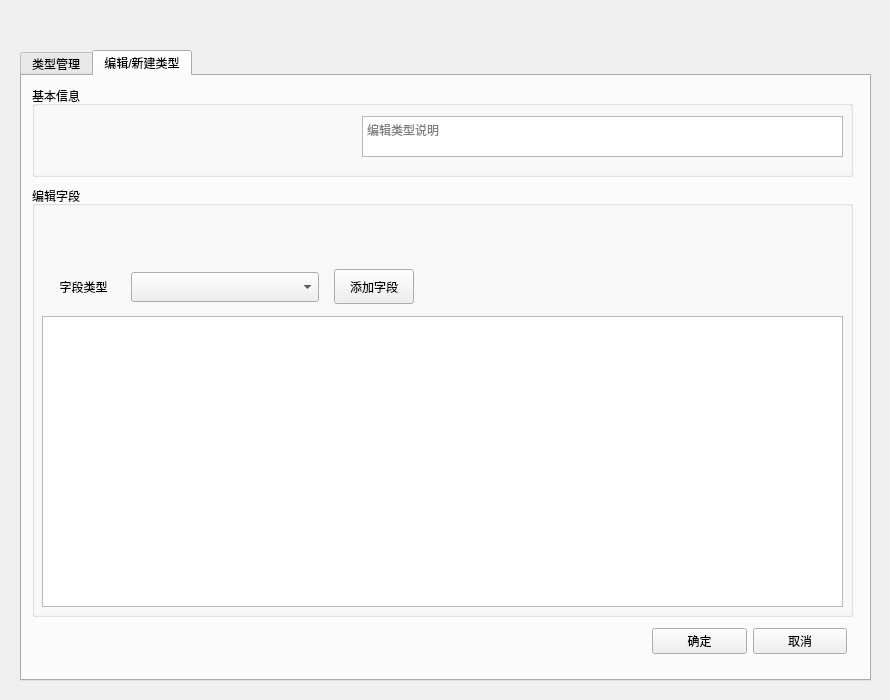
First picture: the form in QtWorkspace/PasswordManager/QWidget/ui/dialog/newgrouptypedialog.ui, repository Robert-Stackflow/Workspace, before the edit.
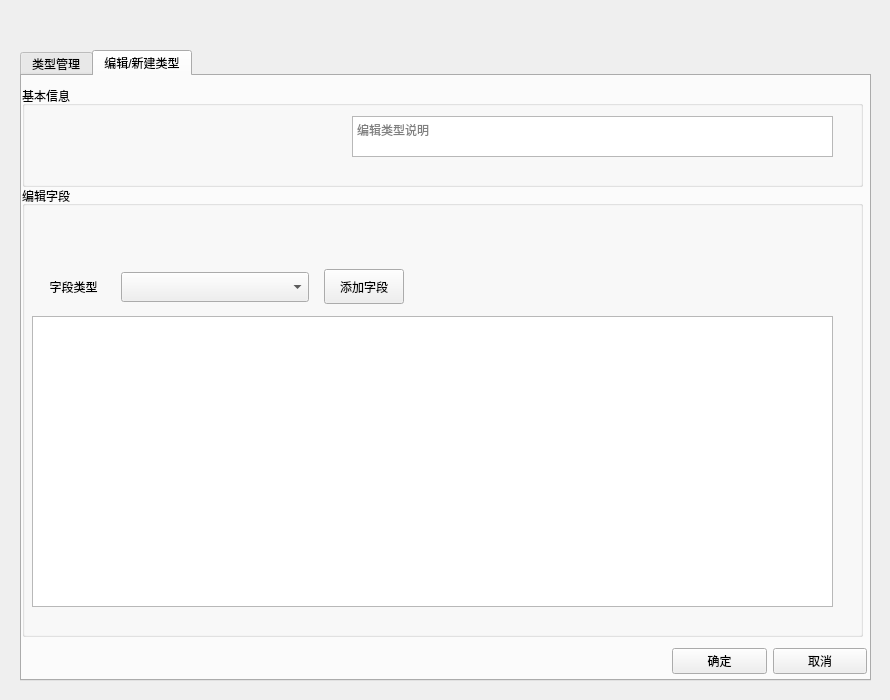
Second picture: the form after the edit. The open tabs and pages were chosen to show the change.

```diff
--- a/QtWorkspace/PasswordManager/QWidget/ui/dialog/newgrouptypedialog.ui
+++ b/QtWorkspace/PasswordManager/QWidget/ui/dialog/newgrouptypedialog.ui
@@ -176,10 +176,10 @@
     <widget class="QGroupBox" name="editFields">
      <property name="geometry">
       <rect>
-       <x>10</x>
+       <x>0</x>
        <y>110</y>
-       <width>821</width>
-       <height>431</height>
+       <width>841</width>
+       <height>451</height>
       </rect>
      </property>
      <property name="title">
@@ -290,8 +290,8 @@
     <widget class="QWidget" name="layoutWidget_5">
      <property name="geometry">
       <rect>
-       <x>630</x>
-       <y>550</y>
+       <x>650</x>
+       <y>570</y>
        <width>195</width>
        <height>31</height>
       </rect>
@@ -316,10 +316,10 @@
     <widget class="QGroupBox" name="essentialInfo">
      <property name="geometry">
       <rect>
-       <x>10</x>
+       <x>0</x>
        <y>10</y>
-       <width>821</width>
-       <height>91</height>
+       <width>841</width>
+       <height>101</height>
       </rect>
      </property>
      <property name="title">
```
Left out of the diff: 4 changed lines with no effect on the pictures.
